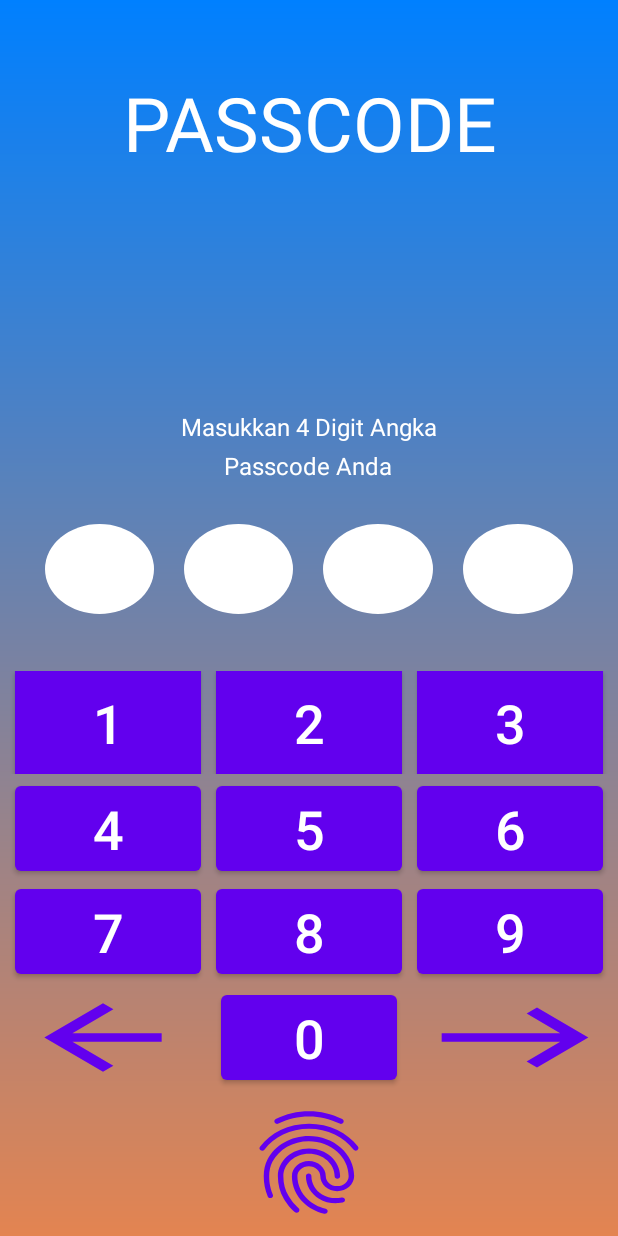
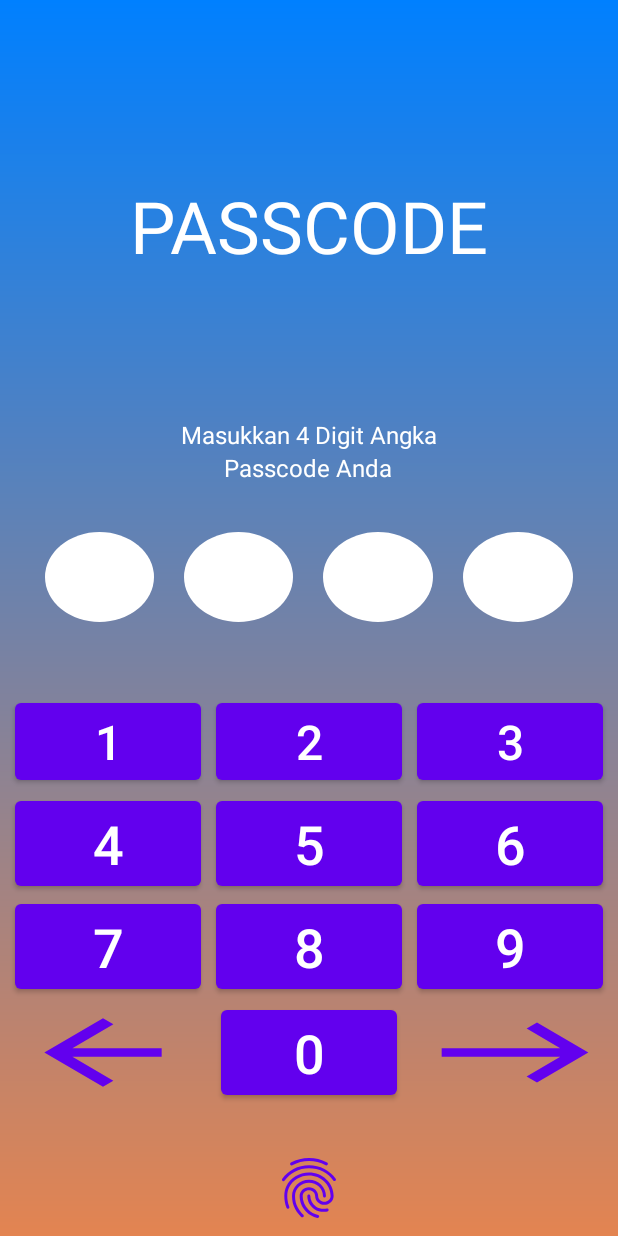
Before and after one commit to asamarsal/pencatatanpenjualan, an Android app: the InputCode screen opened directly, with no data from a screen before it, on a phone screen of 412 x 824 dp. Run offline under Robolectric (Android 15) with nearby library versions, the phone set to English and light mode, and no system bars.

Commit message:
Passcode Number

```diff
--- a/app/src/main/java/com/example/mayafif/InputCode.java
+++ b/app/src/main/java/com/example/mayafif/InputCode.java
@@ -2,6 +2,7 @@ package com.example.mayafif;
 
 import android.content.Intent;
 import android.os.Bundle;
+import android.view.WindowManager;
 import android.widget.Button;
 import android.widget.Toast;
 
@@ -22,6 +23,10 @@ public class InputCode extends AppCompatActivity {
     protected void onCreate(Bundle savedInstanceState) {
         super.onCreate(savedInstanceState);
         setContentView(R.layout.activity_inputcode);
+
+        //Set ke fullscreen
+        getWindow().setFlags(WindowManager.LayoutParams.FLAG_FULLSCREEN,
+                WindowManager.LayoutParams.FLAG_FULLSCREEN);
 
         executor = ContextCompat.getMainExecutor(this);
         biometricPrompt = new BiometricPrompt(InputCode.this,
--- a/app/src/main/res/layout/activity_inputcode.xml
+++ b/app/src/main/res/layout/activity_inputcode.xml
@@ -11,25 +11,21 @@
         android:id="@+id/passcodenumber"
         android:layout_width="wrap_content"
         android:layout_height="wrap_content"
-        android:layout_alignParentStart="true"
-        android:layout_alignParentEnd="true"
-        android:layout_marginTop="48dp"
-        android:gravity="center"
+        android:layout_marginTop="32dp"
+        android:layout_marginBottom="8dp"
         android:text="@string/passcode"
-        android:textAlignment="center"
         android:textColor="#FFFFFF"
-        android:textSize="50sp"
+        android:textSize="48sp"
         app:layout_constraintBottom_toTopOf="@+id/kalimatpasscode1"
         app:layout_constraintEnd_toEndOf="parent"
         app:layout_constraintStart_toStartOf="parent"
         app:layout_constraintTop_toTopOf="parent"
-        app:layout_constraintVertical_bias="0.0" />
+        app:layout_constraintVertical_bias="0.494" />
 
     <TextView
         android:id="@+id/kalimatpasscode1"
         android:layout_width="wrap_content"
         android:layout_height="wrap_content"
-        android:layout_marginBottom="4dp"
         android:text="@string/kalimatpasscode1"
         android:textColor="#FFFFFF"
         android:textSize="16sp"
@@ -41,7 +37,7 @@
         android:id="@+id/kalimatpasscode2"
         android:layout_width="wrap_content"
         android:layout_height="wrap_content"
-        android:layout_marginBottom="28dp"
+        android:layout_marginBottom="32dp"
         android:text="@string/kalimatpasscode2"
         android:textColor="#FFFFFF"
         android:textSize="16sp"
@@ -52,11 +48,11 @@
 
     <LinearLayout
         android:id="@+id/angkapasscode"
+        android:layout_width="match_parent"
         android:layout_height="wrap_content"
-        android:layout_width="match_parent"
         android:layout_marginStart="30dp"
         android:layout_marginEnd="30dp"
-        android:layout_marginBottom="38dp"
+        android:layout_marginBottom="48dp"
         android:orientation="horizontal"
         app:layout_constraintBottom_toTopOf="@+id/numpad1"
         app:layout_constraintEnd_toEndOf="parent"
@@ -129,7 +125,6 @@
         android:orientation="horizontal"
         app:layout_constraintBottom_toTopOf="@+id/numpad2"
         app:layout_constraintEnd_toEndOf="parent"
-        app:layout_constraintHorizontal_bias="0.495"
         app:layout_constraintStart_toStartOf="parent">
 
         <Button
@@ -139,10 +134,9 @@
             android:layout_marginStart="10dp"
             android:layout_marginEnd="10dp"
             android:layout_weight="1"
-            android:background="@drawable/backgroundgradient"
             android:text="@string/angka1"
             android:textColor="@color/white"
-            android:textSize="36dp" />
+            android:textSize="32dp" />
 
         <Button
             android:id="@+id/angka2"
@@ -150,10 +144,9 @@
             android:layout_height="wrap_content"
             android:layout_marginEnd="10dp"
             android:layout_weight="1"
-            android:background="@drawable/backgroundgradient"
             android:text="@string/angka2"
             android:textColor="@color/white"
-            android:textSize="36dp" />
+            android:textSize="32dp" />
 
         <Button
             android:id="@+id/angka3"
@@ -161,10 +154,9 @@
             android:layout_height="wrap_content"
             android:layout_marginEnd="10dp"
             android:layout_weight="1"
-            android:background="@drawable/backgroundgradient"
             android:text="@string/angka3"
             android:textColor="@color/white"
-            android:textSize="36dp" />
+            android:textSize="32dp" />
 
     </LinearLayout>
 
@@ -218,7 +210,6 @@
         android:orientation="horizontal"
         app:layout_constraintBottom_toTopOf="@+id/numpad4"
         app:layout_constraintEnd_toEndOf="parent"
-        app:layout_constraintHorizontal_bias="0.0"
         app:layout_constraintStart_toStartOf="parent">
 
         <Button
@@ -258,11 +249,10 @@
         android:id="@+id/numpad4"
         android:layout_width="match_parent"
         android:layout_height="wrap_content"
-        android:layout_marginBottom="8dp"
+        android:layout_marginBottom="32dp"
         android:orientation="horizontal"
         app:layout_constraintBottom_toTopOf="@+id/buttonfingerprint"
         app:layout_constraintEnd_toEndOf="parent"
-        app:layout_constraintHorizontal_bias="0.0"
         app:layout_constraintStart_toStartOf="parent">
 
         <Button
@@ -273,8 +263,8 @@
             android:layout_marginEnd="20dp"
             android:layout_weight="1"
             android:background="@drawable/ic_baseline_arrow_back_24"
-            android:textSize="36dp"
-            android:textColor="@color/white" />
+            android:textColor="@color/white"
+            android:textSize="36dp" />
 
         <Button
             android:id="@+id/angka0"
@@ -283,8 +273,8 @@
             android:layout_marginEnd="20dp"
             android:layout_weight="1"
             android:text="@string/angka0"
-            android:textSize="36dp"
-            android:textColor="@color/white" />
+            android:textColor="@color/white"
+            android:textSize="36dp" />
 
         <Button
             android:id="@+id/logokekanan"
@@ -293,16 +283,16 @@
             android:layout_marginEnd="10dp"
             android:layout_weight="1"
             android:background="@drawable/ic_baseline_east_24"
-            android:textSize="36dp"
-            android:textColor="@color/white" />
+            android:textColor="@color/white"
+            android:textSize="36dp" />
 
     </LinearLayout>
 
     <Button
         android:id="@+id/buttonfingerprint"
         android:background="@drawable/ic_baseline_fingerprint_24"
-        android:layout_width="wrap_content"
-        android:layout_height="82dp"
+        android:layout_width="48dp"
+        android:layout_height="48dp"
         android:layout_marginBottom="8dp"
         app:layout_constraintBottom_toBottomOf="parent"
         app:layout_constraintEnd_toEndOf="parent"
--- a/app/src/main/res/layout/activity_main.xml
+++ b/app/src/main/res/layout/activity_main.xml
@@ -13,8 +13,8 @@
         android:layout_width="wrap_content"
         android:layout_height="wrap_content"
         android:layout_gravity="center"
+        android:autofillHints=""
         android:backgroundTint="@color/white"
-        android:autofillHints=""
         android:ems="10"
         android:gravity="center"
         android:hint="@string/username"
@@ -29,7 +29,7 @@
         app:layout_constraintHorizontal_bias="0.497"
         app:layout_constraintStart_toStartOf="parent"
         app:layout_constraintTop_toTopOf="parent"
-        app:layout_constraintVertical_bias="0.974" />
+        app:layout_constraintVertical_bias="0.969" />
 
     <EditText
         android:id="@+id/kolompassword"
```
